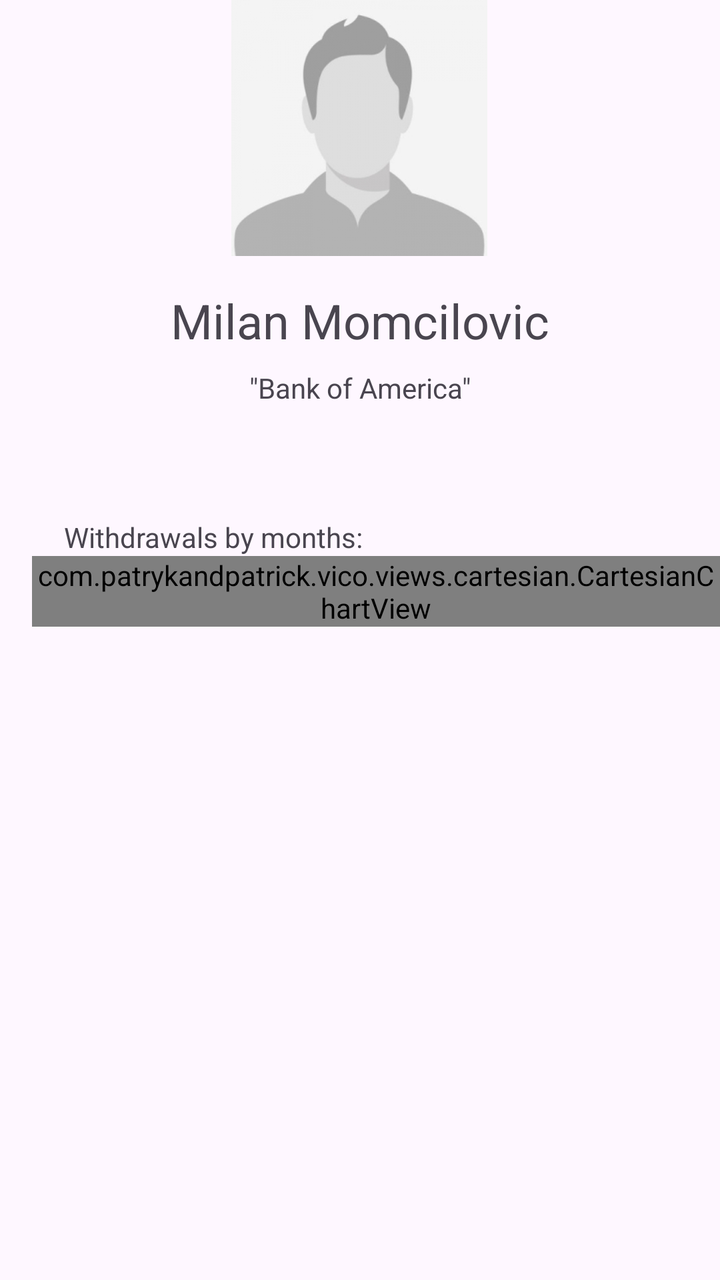
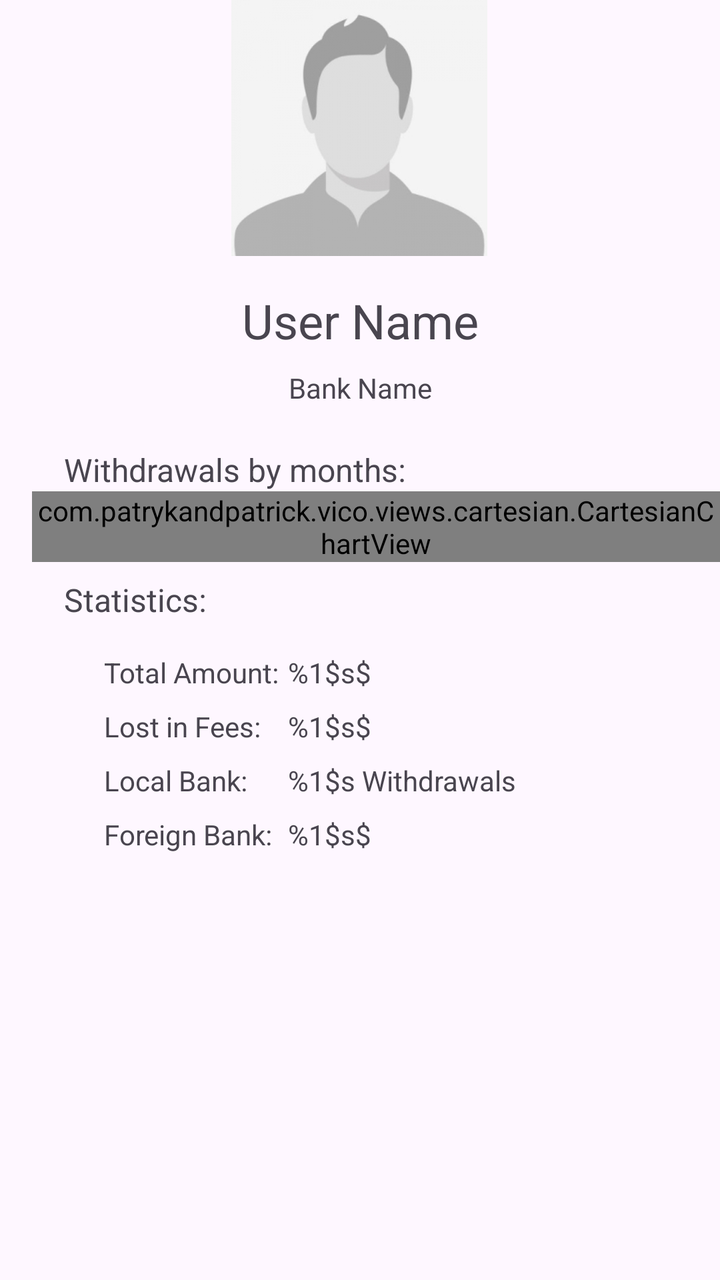

The first picture is an Android layout as it rendered before a commit; the second is the same layout after the commit. The layout source and the unified diff follow.
<!-- AndroidManifest.xml: application theme Theme.WithdrawWise -->
<!-- res/layout/activity_chart.xml -->
<?xml version="1.0" encoding="utf-8"?>
<androidx.constraintlayout.widget.ConstraintLayout xmlns:android="http://schemas.android.com/apk/res/android"
    xmlns:app="http://schemas.android.com/apk/res-auto"
    xmlns:tools="http://schemas.android.com/tools"
    android:id="@+id/main"
    android:layout_width="match_parent"
    android:layout_height="match_parent"
    tools:context=".ChartActivity">

    <com.patrykandpatrick.vico.views.cartesian.CartesianChartView
        android:id="@+id/chart_view"
        android:layout_width="match_parent"
        android:layout_height="wrap_content"
        android:layout_marginStart="16dp"
        app:chartStyle="@style/Chart2CartesianChartStyle"
        app:layout_constraintEnd_toEndOf="parent"
        app:layout_constraintHorizontal_bias="0.0"
        app:layout_constraintStart_toStartOf="parent"
        app:layout_constraintTop_toBottomOf="@+id/textChart" />

    <ImageView
        android:id="@+id/imageView"
        android:layout_width="wrap_content"
        android:layout_height="0dp"
        app:layout_constraintBottom_toTopOf="@+id/guideline"
        app:layout_constraintEnd_toEndOf="parent"
        app:layout_constraintHorizontal_bias="0.495"
        app:layout_constraintStart_toStartOf="parent"
        app:layout_constraintTop_toTopOf="parent"
        app:layout_constraintVertical_bias="0.0"
        app:srcCompat="@drawable/dummy_profile_pic" />

    <androidx.constraintlayout.widget.Guideline
        android:id="@+id/guideline"
        android:layout_width="wrap_content"
        android:layout_height="wrap_content"
        android:orientation="horizontal"
        app:layout_constraintGuide_percent="0.2" />

    <androidx.constraintlayout.widget.Guideline
        android:id="@+id/guideline2"
        android:layout_width="wrap_content"
        android:layout_height="wrap_content"
        android:orientation="horizontal"
        app:layout_constraintGuide_percent="0.40492475" />

    <TextView
        android:id="@+id/textName"
        android:layout_width="wrap_content"
        android:layout_height="wrap_content"
        android:layout_marginTop="16dp"
        android:text="Milan Momcilovic"
        android:textSize="24sp"
        app:layout_constraintEnd_toEndOf="parent"
        app:layout_constraintStart_toStartOf="parent"
        app:layout_constraintTop_toTopOf="@+id/guideline" />

    <TextView
        android:id="@+id/textChart"
        android:layout_width="wrap_content"
        android:layout_height="wrap_content"
        android:layout_marginStart="32dp"
        android:text="Withdrawals by months:"
        android:textSize="14sp"
        app:layout_constraintStart_toStartOf="parent"
        app:layout_constraintTop_toTopOf="@+id/guideline2" />

    <TextView
        android:id="@+id/textBank"
        android:layout_width="wrap_content"
        android:layout_height="wrap_content"
        android:layout_marginTop="8dp"
        android:text="&quot;Bank of America&quot;"
        app:layout_constraintEnd_toEndOf="parent"
        app:layout_constraintStart_toStartOf="parent"
        app:layout_constraintTop_toBottomOf="@+id/textName" />

</androidx.constraintlayout.widget.ConstraintLayout>
<!-- resources referenced by this layout -->
<resources>
  <!-- drawable dummy_profile_pic: jpg bitmap (drawable, 20542 bytes) -->
  <style name="Chart2CartesianChartStyle">
          <item name="bottomAxisStyle">@style/Chart2BottomAxisStyle</item>
          <item name="columnLayerStyle">@style/Chart2ColumnLayerStyle</item>
          <item name="layers">column</item>
          <item name="showBottomAxis">true</item>
          <item name="showStartAxis">true</item>
      </style>
  <style name="Theme.WithdrawWise" parent="Base.Theme.WithdrawWise" />
  <style name="Chart2BottomAxisStyle">
          <item name="addExtremeHorizontalAxisLabelPadding">true</item>
          <item name="horizontalAxisLabelSpacing">3</item>
      </style>
  <style name="Chart2ColumnLayerStyle">
          <item name="column1Style">@style/Chart2Column1Style</item>
      </style>
  <style name="Base.Theme.WithdrawWise" parent="Theme.Material3.DayNight.NoActionBar">
          
          
      </style>
  <style name="Chart2Column1Style">
          <item name="android:color">@color/payne</item>
          <item name="thickness">16dp</item>
      </style>
  <color name="payne">#4F5D75</color>
</resources>

<!-- the commit's change to res/layout/activity_chart.xml (unified diff, before → after) -->
@@ -6,6 +6,16 @@
     android:layout_width="match_parent"
     android:layout_height="match_parent"
     tools:context=".ChartActivity">
+
+    <TextView
+        android:id="@+id/textLabel3"
+        android:layout_width="wrap_content"
+        android:layout_height="wrap_content"
+        android:layout_marginStart="52dp"
+        android:layout_marginTop="8dp"
+        android:text="@string/local_withdrawals_label"
+        app:layout_constraintStart_toStartOf="parent"
+        app:layout_constraintTop_toBottomOf="@+id/textLabel2" />
 
     <com.patrykandpatrick.vico.views.cartesian.CartesianChartView
         android:id="@+id/chart_view"
@@ -42,14 +52,14 @@
         android:layout_width="wrap_content"
         android:layout_height="wrap_content"
         android:orientation="horizontal"
-        app:layout_constraintGuide_percent="0.40492475" />
+        app:layout_constraintGuide_percent="0.35" />
 
     <TextView
         android:id="@+id/textName"
         android:layout_width="wrap_content"
         android:layout_height="wrap_content"
         android:layout_marginTop="16dp"
-        android:text="Milan Momcilovic"
+        android:text="@string/user_name"
         android:textSize="24sp"
         app:layout_constraintEnd_toEndOf="parent"
         app:layout_constraintStart_toStartOf="parent"
@@ -60,8 +70,8 @@
         android:layout_width="wrap_content"
         android:layout_height="wrap_content"
         android:layout_marginStart="32dp"
-        android:text="Withdrawals by months:"
-        android:textSize="14sp"
+        android:text="@string/chart_label"
+        android:textSize="16sp"
         app:layout_constraintStart_toStartOf="parent"
         app:layout_constraintTop_toTopOf="@+id/guideline2" />
 
@@ -70,9 +80,89 @@
         android:layout_width="wrap_content"
         android:layout_height="wrap_content"
         android:layout_marginTop="8dp"
-        android:text="&quot;Bank of America&quot;"
+        android:text="@string/user_bank"
         app:layout_constraintEnd_toEndOf="parent"
         app:layout_constraintStart_toStartOf="parent"
         app:layout_constraintTop_toBottomOf="@+id/textName" />
 
+    <TextView
+        android:id="@+id/textStatistics"
+        android:layout_width="wrap_content"
+        android:layout_height="wrap_content"
+        android:layout_marginStart="32dp"
+        android:layout_marginTop="8dp"
+        android:text="@string/statistics_label"
+        android:textSize="16sp"
+        app:layout_constraintStart_toStartOf="parent"
+        app:layout_constraintTop_toBottomOf="@+id/chart_view" />
+
+    <TextView
+        android:id="@+id/textLabel1"
+        android:layout_width="wrap_content"
+        android:layout_height="wrap_content"
+        android:layout_marginStart="52dp"
+        android:layout_marginTop="16dp"
+        android:text="@string/total_amount_label"
+        app:layout_constraintStart_toStartOf="parent"
+        app:layout_constraintTop_toBottomOf="@+id/textStatistics" />
+
+    <TextView
+        android:id="@+id/textLabel2"
+        android:layout_width="wrap_content"
+        android:layout_height="wrap_content"
+        android:layout_marginStart="52dp"
+        android:layout_marginTop="8dp"
+        android:text="@string/lost_in_fees_label"
+        app:layout_constraintStart_toStartOf="parent"
+        app:layout_constraintTop_toBottomOf="@+id/textLabel1" />
+
+    <TextView
+        android:id="@+id/textLabel4"
+        android:layout_width="wrap_content"
+        android:layout_height="wrap_content"
+        android:layout_marginStart="52dp"
+        android:layout_marginTop="8dp"
+        android:text="@string/foreign_withdrawals_label"
+        app:layout_constraintStart_toStartOf="parent"
+        app:layout_constraintTop_toBottomOf="@+id/textLabel3" />
+
+    <androidx.constraintlayout.widget.Guideline
+        android:id="@+id/guideline5"
+        android:layout_width="wrap_content"
+        android:layout_height="wrap_content"
+        android:orientation="vertical"
+        app:layout_constraintGuide_percent="0.4" />
+
+    <TextView
+        android:id="@+id/textData1"
+        android:layout_width="wrap_content"
+        android:layout_height="wrap_content"
+        android:text="@string/total_amount_data"
+        app:layout_constraintBottom_toBottomOf="@+id/textLabel1"
+        app:layout_constraintStart_toStartOf="@+id/guideline5" />
+
+    <TextView
+        android:id="@+id/textData2"
+        android:layout_width="wrap_content"
+        android:layout_height="wrap_content"
+        android:text="@string/lost_in_fees_data"
+        app:layout_constraintBottom_toBottomOf="@+id/textLabel2"
+        app:layout_constraintStart_toStartOf="@+id/guideline5" />
+
+    <TextView
+        android:id="@+id/textData3"
+        android:layout_width="wrap_content"
+        android:layout_height="wrap_content"
+        android:text="@string/local_withdrawals_data"
+        app:layout_constraintBottom_toBottomOf="@+id/textLabel3"
+        app:layout_constraintStart_toStartOf="@+id/guideline5" />
+
+    <TextView
+        android:id="@+id/textData4"
+        android:layout_width="wrap_content"
+        android:layout_height="wrap_content"
+        android:text="@string/total_amount_data"
+        app:layout_constraintBottom_toBottomOf="@+id/textLabel4"
+        app:layout_constraintStart_toStartOf="@+id/guideline5" />
+
 </androidx.constraintlayout.widget.ConstraintLayout>
<!-- resource entries referenced after the edit -->
@@ -1,6 +1,17 @@
 <!-- resources referenced by this layout -->
 <resources>
   <!-- drawable dummy_profile_pic: jpg bitmap (drawable, 20542 bytes) -->
+  <string name="chart_label">Withdrawals by months:</string>
+  <string name="foreign_withdrawals_label">Foreign Bank:</string>
+  <string name="local_withdrawals_data">%1$s Withdrawals</string>
+  <string name="local_withdrawals_label">Local Bank:</string>
+  <string name="lost_in_fees_data">%1$s$</string>
+  <string name="lost_in_fees_label">Lost in Fees:</string>
+  <string name="statistics_label">Statistics:</string>
+  <string name="total_amount_data">%1$s$</string>
+  <string name="total_amount_label">Total Amount:</string>
+  <string name="user_bank">Bank Name</string>
+  <string name="user_name">User Name</string>
   <style name="Chart2CartesianChartStyle">
           <item name="bottomAxisStyle">@style/Chart2BottomAxisStyle</item>
           <item name="columnLayerStyle">@style/Chart2ColumnLayerStyle</item>
